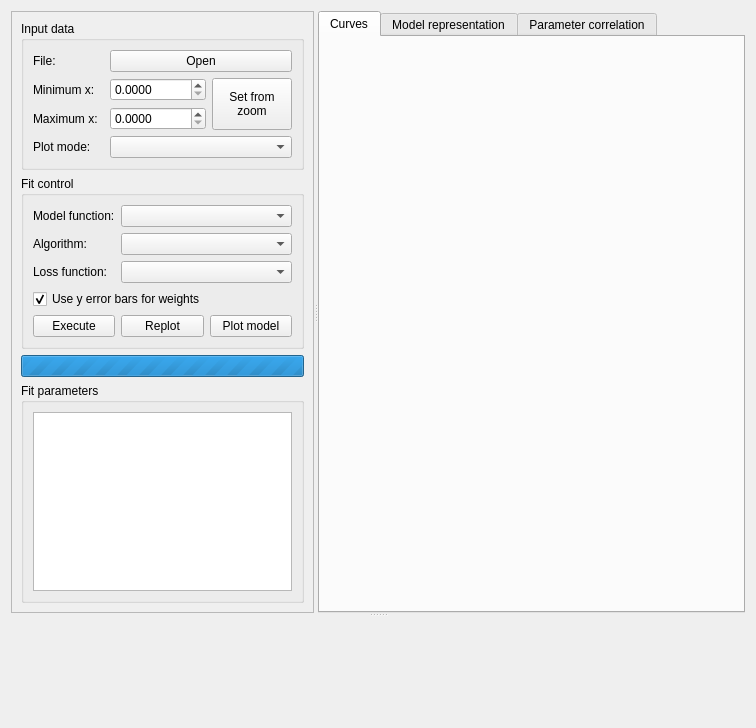
Qt form src/saxsfittool/resource/saxsfittool.ui (awacha/saxsfittool) before a commit.
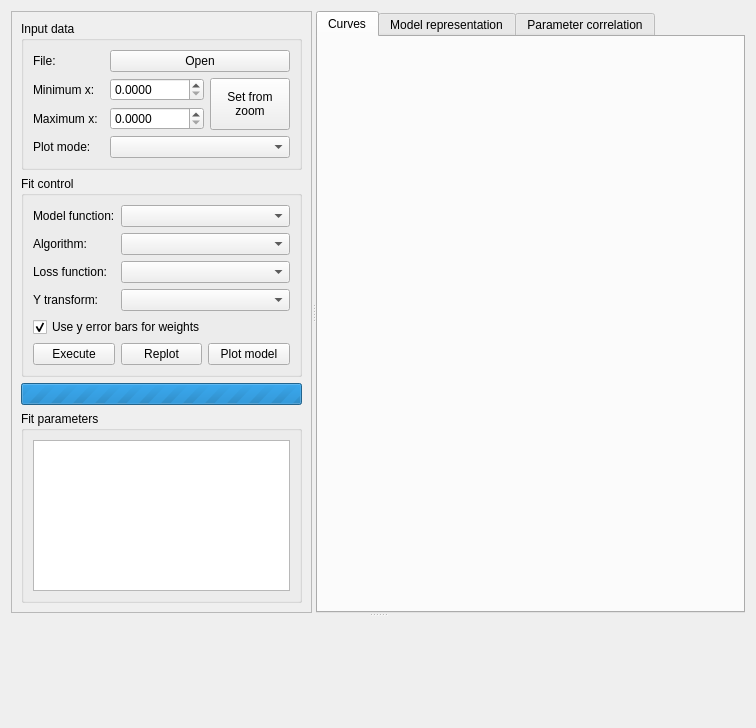
The same form after that commit. Icons and pictures are not drawn.

Diff of the .ui file:
```diff
--- a/src/saxsfittool/resource/saxsfittool.ui
+++ b/src/saxsfittool/resource/saxsfittool.ui
@@ -163,7 +163,7 @@
              </property>
             </widget>
            </item>
-           <item row="5" column="0" colspan="2">
+           <item row="6" column="0" colspan="2">
             <layout class="QHBoxLayout" name="horizontalLayout_2">
              <item>
               <widget class="QPushButton" name="executePushButton">
@@ -215,7 +215,7 @@
            <item row="3" column="1">
             <widget class="QComboBox" name="lossFunctionComboBox"/>
            </item>
-           <item row="4" column="0" colspan="2">
+           <item row="5" column="0" colspan="2">
             <widget class="QCheckBox" name="weightingCheckBox">
              <property name="text">
               <string>Use y error bars for weights</string>
@@ -225,6 +225,16 @@
              </property>
             </widget>
            </item>
+           <item row="4" column="0">
+            <widget class="QLabel" name="label_8">
+             <property name="text">
+              <string>Y transform:</string>
+             </property>
+            </widget>
+           </item>
+           <item row="4" column="1">
+            <widget class="QComboBox" name="yTransformComboBox"/>
+           </item>
           </layout>
          </widget>
         </item>
@@ -270,6 +280,9 @@
              <property name="horizontalScrollBarPolicy">
               <enum>Qt::ScrollBarAsNeeded</enum>
              </property>
+             <property name="sizeAdjustPolicy">
+              <enum>QAbstractScrollArea::AdjustToContents</enum>
+             </property>
              <property name="alternatingRowColors">
               <bool>true</bool>
              </property>
```
Left out of the diff: 3 changed lines with no effect on the pictures.
